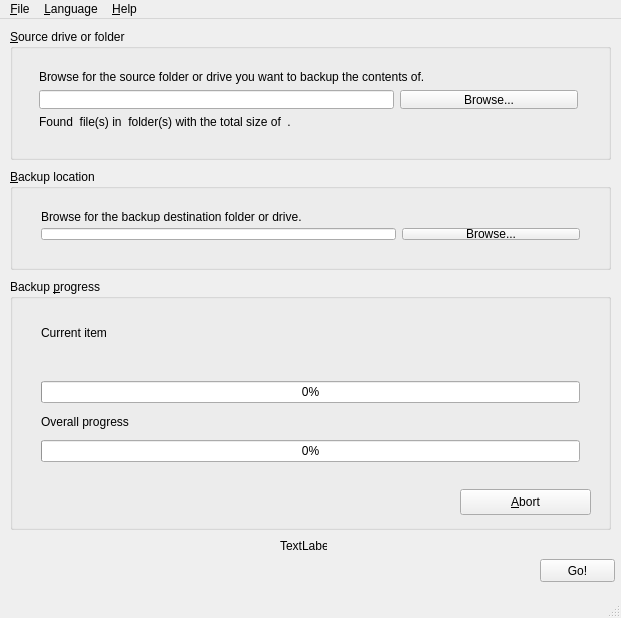
Above: src/interface.ui from felsocim/Backy before the change. Below: the same form after it.
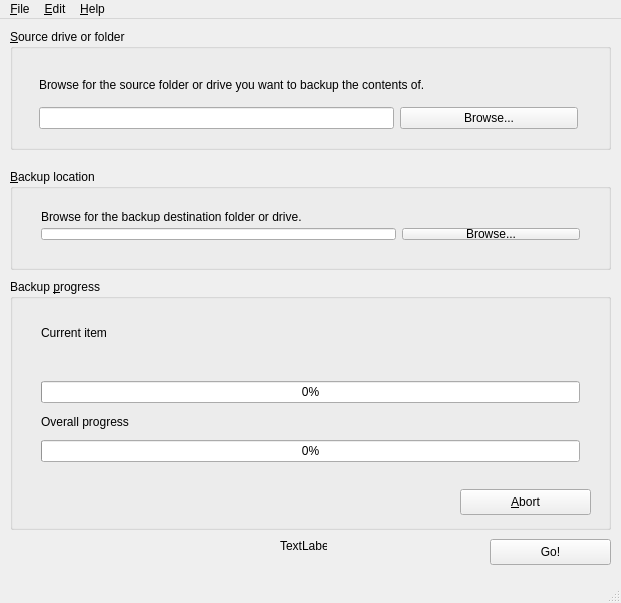
That is the form after the change. Icons and pictures are not drawn.

Commit message: Including icons

Patch:
```diff
--- a/src/interface.ui
+++ b/src/interface.ui
@@ -7,23 +7,20 @@
     <x>0</x>
     <y>0</y>
     <width>621</width>
-    <height>618</height>
+    <height>603</height>
    </rect>
   </property>
   <property name="windowTitle">
    <string>Interface</string>
   </property>
-  <property name="styleSheet">
-   <string notr="true">font: 10pt &quot;Open Sans&quot;;</string>
-  </property>
   <widget class="QWidget" name="centralWidget">
    <widget class="QPushButton" name="start">
     <property name="geometry">
      <rect>
-      <x>540</x>
-      <y>540</y>
-      <width>75</width>
-      <height>23</height>
+      <x>490</x>
+      <y>520</y>
+      <width>121</width>
+      <height>26</height>
      </rect>
     </property>
     <property name="text">
@@ -36,7 +33,7 @@
       <x>10</x>
       <y>10</y>
       <width>601</width>
-      <height>131</height>
+      <height>121</height>
      </rect>
     </property>
     <property name="title">
@@ -67,12 +64,9 @@
         <property name="text">
          <string>Browse...</string>
         </property>
-       </widget>
-      </item>
-      <item row="2" column="0" colspan="3">
-       <widget class="QLabel" name="processedEntries">
-        <property name="text">
-         <string>Found &lt;number&gt; file(s) in &lt;number&gt; folder(s) with the total size of &lt;number&gt; &lt;units&gt;.</string>
+        <property name="icon">
+         <iconset resource="../res/backy.qrc">
+          <normaloff>:/Backy/folder-open.png</normaloff>:/Backy/folder-open.png</iconset>
         </property>
        </widget>
       </item>
@@ -226,7 +220,7 @@
      <x>0</x>
      <y>0</y>
      <width>621</width>
-     <height>24</height>
+     <height>22</height>
     </rect>
    </property>
    <widget class="QMenu" name="menuFile">
@@ -235,9 +229,9 @@
     </property>
     <addaction name="actionQuit"/>
    </widget>
-   <widget class="QMenu" name="menuLanguage">
+   <widget class="QMenu" name="menuEdit">
     <property name="title">
-     <string>&amp;Language</string>
+     <string>&amp;Edit</string>
     </property>
    </widget>
    <widget class="QMenu" name="menuHelp">
@@ -248,7 +242,7 @@
     <addaction name="actionAboutBacky"/>
    </widget>
    <addaction name="menuFile"/>
-   <addaction name="menuLanguage"/>
+   <addaction name="menuEdit"/>
    <addaction name="menuHelp"/>
   </widget>
   <widget class="QStatusBar" name="statusBar"/>
```
Left out of the diff: 45 changed lines with no effect on the pictures.
